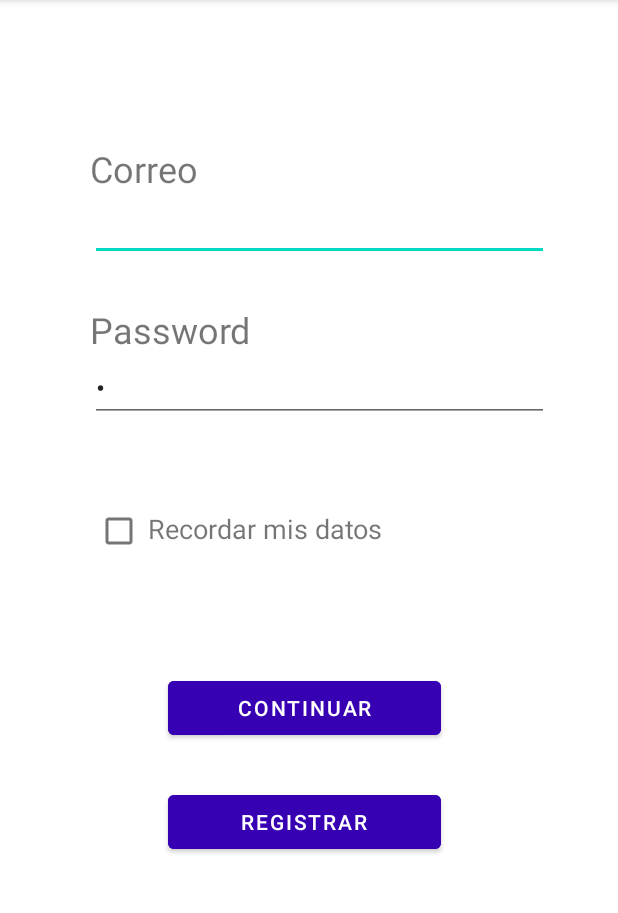
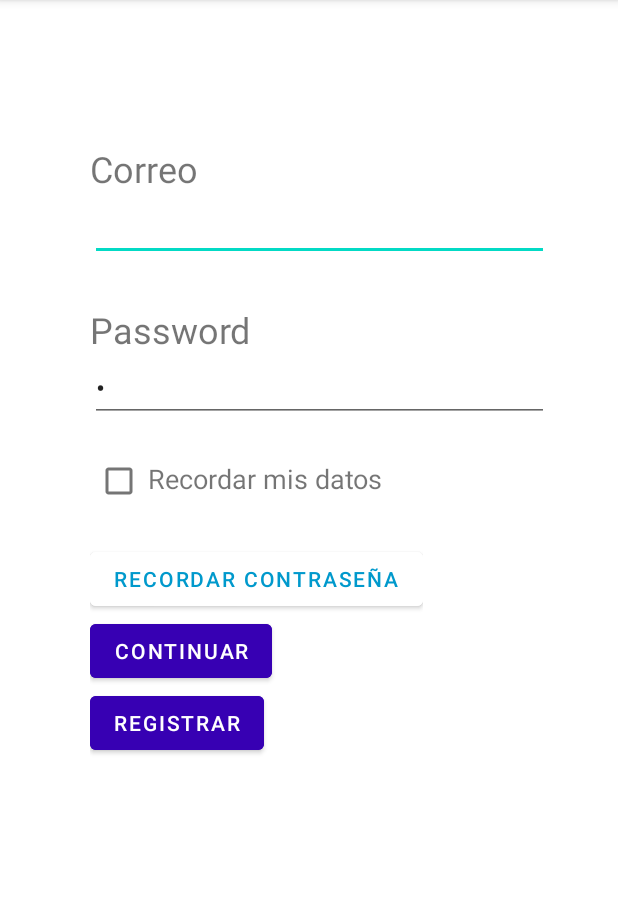
Before and after one commit to JulioJavif/AndroidTaller1, an Android app: the screen it shows after launch (MainActivity), on a phone screen of 412 x 824 dp, the part 84-997 px from its top. Run offline under Robolectric (Android 15) with nearby library versions, the phone set to English and light mode, and no system bars.

```diff
--- a/app/src/main/java/com/example/androidtaller1/HomeActivity.java
+++ b/app/src/main/java/com/example/androidtaller1/HomeActivity.java
@@ -28,20 +28,20 @@ public class HomeActivity extends AppCompatActivity {
             public void onClick(View v) {
                 //Toast.makeText(getApplicationContext(), "Has Cerrado sesión", Toast.LENGTH_LONG).show();
 
-                AlertDialog.Builder builder = new AlertDialog.Builder(getApplicationContext());
-                builder.setTitle("¿Seguro?");
-                builder.setMessage("Quiere cerrar Sesión?");
-                builder.setPositiveButton("Aceptar", new DialogInterface.OnClickListener() {
-                    @Override
-                    public void onClick(DialogInterface dialog, int which) {
+                //AlertDialog.Builder builder = new AlertDialog.Builder(getApplicationContext());
+                //builder.setTitle("¿Seguro?");
+                //builder.setMessage("Quiere cerrar Sesión?");
+                //builder.setPositiveButton("Aceptar", new DialogInterface.OnClickListener() {
+                    //@Override
+                    //public void onClick(DialogInterface dialog, int which) {
                         Intent i = new Intent(getApplicationContext(), MainActivity.class);
                         startActivity(i);
                         finish();
-                    }
-                });
-                builder.setNegativeButton("Cancelar", null);
-                AlertDialog dialog = builder.create();
-                dialog.show();
+                    //}
+                //});
+                //builder.setNegativeButton("Cancelar", null);
+                //AlertDialog dialog = builder.create();
+                //dialog.show();
             }
         });
 
@@ -49,19 +49,19 @@ public class HomeActivity extends AppCompatActivity {
             @Override
             public void onClick(View v) {
                 //Toast.makeText(getApplicationContext(), "Has pedido ayuda", Toast.LENGTH_LONG).show();
-                AlertDialog.Builder builder = new AlertDialog.Builder(getApplicationContext());
-                builder.setTitle("Ayuda");
-                builder.setMessage("App taller 1\npor:\nJulio Fuentes\nDaniel Fontalvo");
-                builder.setPositiveButton("Cerrar", new DialogInterface.OnClickListener() {
-                    @Override
-                    public void onClick(DialogInterface dialog, int which) {
+                //AlertDialog.Builder builder = new AlertDialog.Builder(getApplicationContext());
+                //builder.setTitle("Ayuda");
+                //builder.setMessage("App taller 1\npor:\nJulio Fuentes\nDaniel Fontalvo");
+                //builder.setPositiveButton("Cerrar", new DialogInterface.OnClickListener() {
+                    //@Override
+                    //public void onClick(DialogInterface dialog, int which) {
                         Intent i = new Intent(getApplicationContext(), MainActivity.class);
                         startActivity(i);
                         finish();
-                    }
-                });
-                AlertDialog dialog = builder.create();
-                dialog.show();
+                    //}
+                //});
+                //AlertDialog dialog = builder.create();
+                //dialog.show();
             }
         });
     }
--- a/app/src/main/java/com/example/androidtaller1/MainActivity.java
+++ b/app/src/main/java/com/example/androidtaller1/MainActivity.java
@@ -14,7 +14,7 @@ import android.widget.Toast;
 
 public class MainActivity extends AppCompatActivity {
 
-    Button registro, ingresar;
+    Button registro, ingresar, cambiopass;
     EditText txtCorreo, txtpass;
     CheckBox cbxrecordar;
     @Override
@@ -24,6 +24,7 @@ public class MainActivity extends AppCompatActivity {
 
         registro = findViewById(R.id.btnregistrar);
         ingresar = findViewById(R.id.btncontinuar);
+        cambiopass = findViewById(R.id.btncambioclave);
         txtCorreo = findViewById(R.id.usuario);
         txtpass = findViewById(R.id.contraseña);
         cargarPreferencias();
@@ -62,6 +63,14 @@ public class MainActivity extends AppCompatActivity {
                 }
             }
         });
+
+        cambiopass.setOnClickListener(new View.OnClickListener() {
+            @Override
+            public void onClick(View v) {
+                Intent i = new Intent(getApplicationContext(), OlvidocontraseñaActivity.class);
+                startActivity(i);
+            }
+        });
     }
 
     private void guardarPreferencias(String correo, String pass){
--- a/app/src/main/java/com/example/androidtaller1/OlvidocontraseñaActivity.java
+++ b/app/src/main/java/com/example/androidtaller1/OlvidocontraseñaActivity.java
@@ -1,6 +1,4 @@
 package com.example.androidtaller1;
-
-import androidx.appcompat.app.AppCompatActivity;
 
 import android.content.Intent;
 import android.os.Bundle;
@@ -9,6 +7,8 @@ import android.view.View;
 import android.widget.Button;
 import android.widget.EditText;
 import android.widget.Toast;
+
+import androidx.appcompat.app.AppCompatActivity;
 
 import java.util.Properties;
 
--- a/app/src/main/res/layout/activity_main.xml
+++ b/app/src/main/res/layout/activity_main.xml
@@ -6,18 +6,6 @@
     android:layout_width="match_parent"
     android:layout_height="match_parent"
     tools:context=".MainActivity">
-
-    <Button
-        android:id="@+id/btnregistrar"
-        android:layout_width="182dp"
-        android:layout_height="48dp"
-        android:layout_marginStart="112dp"
-        android:layout_marginTop="524dp"
-        android:backgroundTint="@color/purple_700"
-        android:text="REGISTRAR"
-        app:iconTint="@color/purple_700"
-        app:layout_constraintStart_toStartOf="parent"
-        app:layout_constraintTop_toTopOf="parent" />
 
     <LinearLayout
         android:id="@+id/linearLayout2"
@@ -45,6 +33,7 @@
     </LinearLayout>
 
     <LinearLayout
+        android:id="@+id/linearLayout7"
         android:layout_width="306dp"
         android:layout_height="83dp"
         android:layout_marginStart="60dp"
@@ -69,13 +58,14 @@
     </LinearLayout>
 
     <LinearLayout
+        android:id="@+id/linearLayout10"
         android:layout_width="308dp"
         android:layout_height="35dp"
         android:layout_marginStart="60dp"
-        android:layout_marginTop="340dp"
+        android:layout_marginTop="20dp"
         android:orientation="horizontal"
         app:layout_constraintStart_toStartOf="parent"
-        app:layout_constraintTop_toTopOf="parent">
+        app:layout_constraintTop_toBottomOf="@+id/linearLayout7">
 
         <CheckBox
             android:id="@+id/cbxrecordar"
@@ -93,16 +83,40 @@
 
     </LinearLayout>
 
-    <Button
-        android:id="@+id/btncontinuar"
-        android:layout_width="182dp"
-        android:layout_height="48dp"
-        android:layout_marginStart="112dp"
-        android:layout_marginTop="448dp"
-        android:backgroundTint="@color/purple_700"
-        android:text="Continuar"
-        app:iconTint="@color/purple_700"
+    <LinearLayout
+        android:layout_width="wrap_content"
+        android:layout_height="wrap_content"
+        android:layout_marginStart="60dp"
+        android:layout_marginTop="20dp"
+        android:orientation="vertical"
         app:layout_constraintStart_toStartOf="parent"
-        app:layout_constraintTop_toTopOf="parent" />
+        app:layout_constraintTop_toBottomOf="@+id/linearLayout10">
+
+        <Button
+            android:id="@+id/btncambioclave"
+            android:layout_width="wrap_content"
+            android:layout_height="match_parent"
+            android:backgroundTint="@color/white"
+            android:text="Recordar contraseña"
+            android:textColor="@android:color/holo_blue_dark"
+            tools:layout_weight="1" />
+
+        <Button
+            android:id="@+id/btncontinuar"
+            android:layout_width="wrap_content"
+            android:layout_height="wrap_content"
+            android:layout_weight="1"
+            android:backgroundTint="@color/purple_700"
+            android:text="Continuar"
+            app:iconTint="@color/purple_700" />
+
+        <Button
+            android:id="@+id/btnregistrar"
+            android:layout_width="wrap_content"
+            android:layout_height="match_parent"
+            android:backgroundTint="@color/purple_700"
+            android:text="REGISTRAR"
+            app:iconTint="@color/purple_700" />
+    </LinearLayout>
 
 </androidx.constraintlayout.widget.ConstraintLayout>
```
